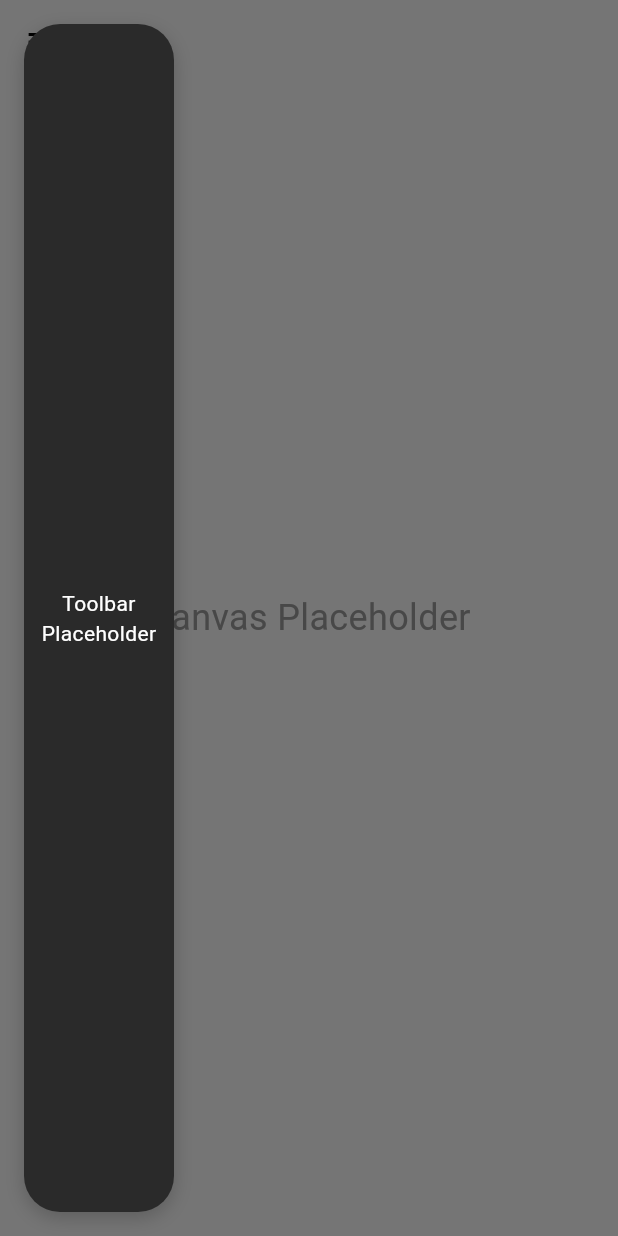
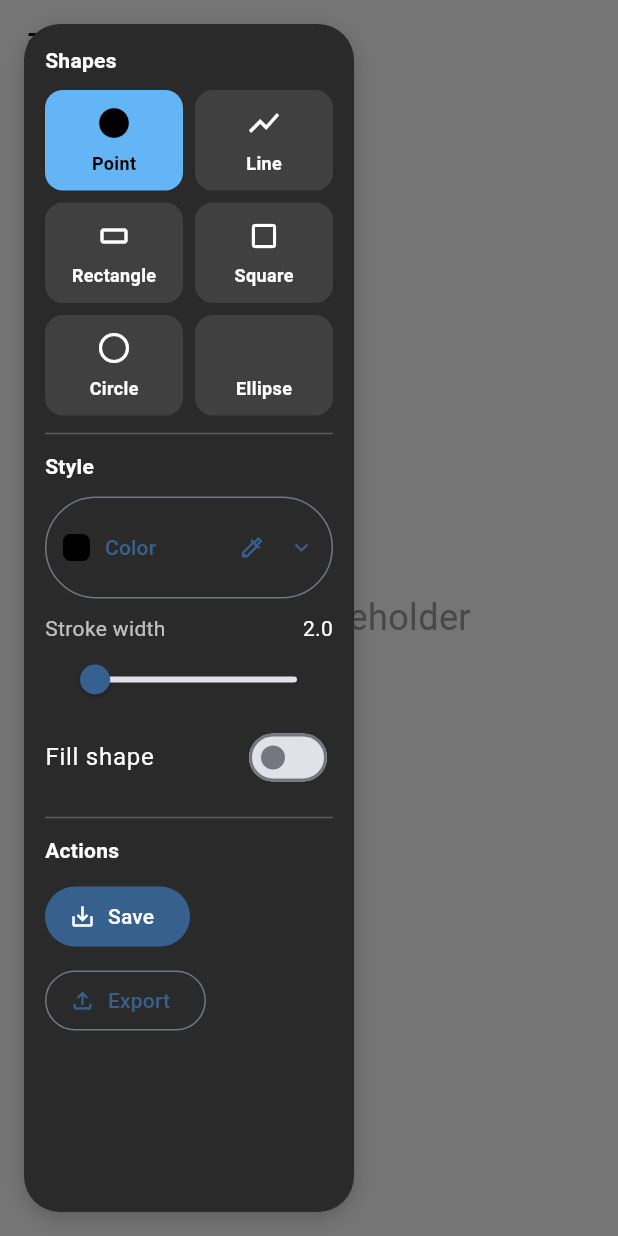
Before and after one commit to ntritran999/Drawing-App-MultiPlatform, a Flutter app: the screen it shows after launch, with the side drawer open, on a phone screen of 412 x 824 dp. Run offline on Flutter 3.47's test engine with Material 3 defaults, Android fonts, the phone set to English and light mode, and no system bars.

Commit message:
feat(toolbar): implement toolbar and button.

```diff
--- a/lib/main.dart
+++ b/lib/main.dart
@@ -1,4 +1,8 @@
 import 'package:flutter/material.dart';
+import 'package:provider/provider.dart';
+
+import 'package:drawing_app/providers/drawing_provider.dart';
+import 'package:drawing_app/widgets/toolbar.dart';
 
 void main() {
   runApp(const MyApp());
@@ -9,7 +13,9 @@ class MyApp extends StatelessWidget {
 
   @override
   Widget build(BuildContext context) {
-    return MaterialApp(
+    return ChangeNotifierProvider(
+      create: (_) => DrawingProvider(),
+      child: MaterialApp(
         title: 'Flutter Draw',
         debugShowCheckedModeBanner: false,
         theme: ThemeData(
@@ -17,6 +23,7 @@ class MyApp extends StatelessWidget {
           useMaterial3: true,
         ),
         home: const DrawingPage(),
+      ),
     );
   }
 }
@@ -28,26 +35,9 @@ class DrawingPage extends StatelessWidget {
   Widget build(BuildContext context) {
     final isDesktop = MediaQuery.of(context).size.width >= 600;
 
-    final toolbar = Container(
-      width: 100,
-      decoration: BoxDecoration(
-        color: const Color(0xFF2A2A2A),
-        borderRadius: BorderRadius.circular(24),
-        boxShadow: [
-          BoxShadow(
-            color: Colors.black.withOpacity(0.2),
-            blurRadius: 10,
-            offset: const Offset(0, 4),
-          ),
-        ],
-      ),
-      child: const Center(
-        child: Text(
-          'Toolbar\nPlaceholder',
-          textAlign: TextAlign.center,
-          style: TextStyle(color: Colors.white),
-        ),
-      ),
+    const toolbar = SizedBox(
+      width: 220,
+      child: DrawingToolbar(),
     );
 
     return Scaffold(
@@ -63,7 +53,7 @@ class DrawingPage extends StatelessWidget {
           ? null
           : Drawer(
               backgroundColor: Colors.transparent,
-              width: 132,
+              width: 252,
               child: SafeArea(
                 child: Padding(
                   padding: const EdgeInsets.only(left: 16, top: 16, bottom: 16, right: 16),
--- a/lib/providers/drawing_provider.dart
+++ b/lib/providers/drawing_provider.dart
@@ -18,6 +18,38 @@ class DrawingProvider extends ChangeNotifier {
     notifyListeners();
   }
 
+  void setShapeType(ShapeType type) {
+    if (currentType == type) {
+      return;
+    }
+    currentType = type;
+    notifyListeners();
+  }
+
+  void setColor(Color color) {
+    if (currentColor == color) {
+      return;
+    }
+    currentColor = color;
+    notifyListeners();
+  }
+
+  void setStrokeWidth(double width) {
+    if (currentWidth == width) {
+      return;
+    }
+    currentWidth = width;
+    notifyListeners();
+  }
+
+  void setIsFilled(bool value) {
+    if (isFilled == value) {
+      return;
+    }
+    isFilled = value;
+    notifyListeners();
+  }
+
   void undo() {
     if (_shapes.isNotEmpty) {
       _shapes.removeLast();
--- a/lib/widgets/color_picker.dart
+++ b/lib/widgets/color_picker.dart
@@ -0,0 +1,218 @@
+import 'package:flutter/material.dart';
+
+class ColorPickerButton extends StatelessWidget {
+	const ColorPickerButton({
+		super.key,
+		required this.selectedColor,
+		required this.onChanged,
+	});
+
+	final Color selectedColor;
+	final ValueChanged<Color> onChanged;
+
+	static const List<Color> _palette = [
+		Colors.black,
+		Colors.white,
+		Colors.red,
+		Colors.orange,
+		Colors.yellow,
+		Colors.green,
+		Colors.teal,
+		Colors.blue,
+		Colors.indigo,
+		Colors.pink,
+		Colors.brown,
+		Colors.grey,
+	];
+
+	@override
+	Widget build(BuildContext context) {
+		return OutlinedButton(
+			onPressed: () => _showPalette(context),
+			style: OutlinedButton.styleFrom(
+				padding: const EdgeInsets.symmetric(horizontal: 12, vertical: 10),
+			),
+			child: Row(
+				children: [
+					Container(
+						width: 18,
+						height: 18,
+						decoration: BoxDecoration(
+							color: selectedColor,
+							borderRadius: BorderRadius.circular(5),
+							border: Border.all(color: Colors.black26),
+						),
+					),
+					const SizedBox(width: 10),
+					const Text('Color'),
+					const Spacer(),
+					IconButton(
+						onPressed: () => _showCustomColorDialog(context),
+						tooltip: 'Pick on screen',
+						icon: const Icon(Icons.colorize_outlined),
+					),
+					const Icon(Icons.expand_more),
+				],
+			),
+		);
+	}
+
+	void _showPalette(BuildContext context) {
+		showModalBottomSheet<void>(
+			context: context,
+			showDragHandle: true,
+			builder: (context) {
+				return SafeArea(
+					child: Padding(
+						padding: const EdgeInsets.fromLTRB(16, 8, 16, 20),
+						child: Column(
+							mainAxisSize: MainAxisSize.min,
+							crossAxisAlignment: CrossAxisAlignment.start,
+							children: [
+								const Text(
+									'Pick a color',
+									style: TextStyle(fontSize: 16, fontWeight: FontWeight.w600),
+								),
+								const SizedBox(height: 12),
+								Wrap(
+									spacing: 10,
+									runSpacing: 10,
+									children: _palette
+											.map(
+												(color) => InkWell(
+													onTap: () {
+														onChanged(color);
+														Navigator.of(context).pop();
+													},
+													borderRadius: BorderRadius.circular(10),
+													child: Container(
+														width: 36,
+														height: 36,
+														decoration: BoxDecoration(
+															color: color,
+															borderRadius: BorderRadius.circular(10),
+															border: Border.all(
+																color: selectedColor == color ? Colors.blue : Colors.black26,
+																width: selectedColor == color ? 2 : 1,
+															),
+														),
+													),
+												),
+											)
+											.toList(),
+								),
+									const SizedBox(height: 14),
+									SizedBox(
+										width: double.infinity,
+										child: FilledButton.tonalIcon(
+											onPressed: () => _showCustomColorDialog(context),
+											icon: const Icon(Icons.colorize_outlined),
+											label: const Text('Pick Color On Screen'),
+										),
+									),
+							],
+						),
+					),
+				);
+			},
+		);
+	}
+
+		Future<void> _showCustomColorDialog(BuildContext context) async {
+			int red = selectedColor.red;
+			int green = selectedColor.green;
+			int blue = selectedColor.blue;
+
+			await showDialog<void>(
+				context: context,
+				builder: (context) {
+					return StatefulBuilder(
+						builder: (context, setState) {
+							final preview = Color.fromARGB(255, red, green, blue);
+
+							return AlertDialog(
+								title: const Text('Pick color on screen'),
+								content: SizedBox(
+									width: 320,
+									child: Column(
+										mainAxisSize: MainAxisSize.min,
+										children: [
+											Container(
+												width: double.infinity,
+												height: 56,
+												decoration: BoxDecoration(
+													color: preview,
+													borderRadius: BorderRadius.circular(10),
+													border: Border.all(color: Colors.black26),
+												),
+											),
+											const SizedBox(height: 10),
+											_SliderRow(
+												label: 'R',
+												value: red.toDouble(),
+												onChanged: (v) => setState(() => red = v.toInt()),
+											),
+											_SliderRow(
+												label: 'G',
+												value: green.toDouble(),
+												onChanged: (v) => setState(() => green = v.toInt()),
+											),
+											_SliderRow(
+												label: 'B',
+												value: blue.toDouble(),
+												onChanged: (v) => setState(() => blue = v.toInt()),
+											),
+										],
+									),
+								),
+								actions: [
+									TextButton(
+										onPressed: () => Navigator.of(context).pop(),
+										child: const Text('Cancel'),
+									),
+									FilledButton(
+										onPressed: () {
+											onChanged(preview);
+											Navigator.of(context).pop();
+										},
+										child: const Text('Apply'),
+									),
+								],
+							);
+						},
+					);
+				},
+			);
+		}
+}
+
+	class _SliderRow extends StatelessWidget {
+		const _SliderRow({
+			required this.label,
+			required this.value,
+			required this.onChanged,
+		});
+
+		final String label;
+		final double value;
+		final ValueChanged<double> onChanged;
+
+		@override
+		Widget build(BuildContext context) {
+			return Row(
+				children: [
+					SizedBox(width: 18, child: Text(label)),
+					Expanded(
+						child: Slider(
+							min: 0,
+							max: 255,
+							divisions: 255,
+							value: value,
+							onChanged: onChanged,
+						),
+					),
+					SizedBox(width: 36, child: Text(value.toInt().toString())),
+				],
+			);
+		}
+	}
--- a/lib/widgets/toolbar.dart
+++ b/lib/widgets/toolbar.dart
@@ -0,0 +1,307 @@
+import 'package:flutter/material.dart';
+import 'package:provider/provider.dart';
+
+import 'package:drawing_app/core/constants.dart';
+import 'package:drawing_app/providers/drawing_provider.dart';
+import 'package:drawing_app/widgets/color_picker.dart';
+
+class DrawingToolbar extends StatelessWidget {
+	const DrawingToolbar({super.key});
+
+	@override
+	Widget build(BuildContext context) {
+		return Consumer<DrawingProvider>(
+			builder: (context, drawing, _) {
+				return Container(
+					decoration: BoxDecoration(
+						color: const Color(0xFF2A2A2A),
+						borderRadius: BorderRadius.circular(24),
+						boxShadow: [
+							BoxShadow(
+								color: Colors.black.withOpacity(0.2),
+								blurRadius: 10,
+								offset: const Offset(0, 4),
+							),
+						],
+					),
+					child: SingleChildScrollView(
+						padding: const EdgeInsets.all(14),
+						child: Column(
+							crossAxisAlignment: CrossAxisAlignment.stretch,
+							children: [
+								_ShapesSection(
+									currentType: drawing.currentType,
+									onSelected: drawing.setShapeType,
+								),
+								const Divider(height: 24, color: Colors.white24),
+								_StyleSection(
+									selectedColor: drawing.currentColor,
+									strokeWidth: drawing.currentWidth,
+									isFilled: drawing.isFilled,
+									onColorChanged: drawing.setColor,
+									onStrokeChanged: drawing.setStrokeWidth,
+									onFillChanged: drawing.setIsFilled,
+								),
+								const Divider(height: 24, color: Colors.white24),
+								const _ActionsSection(),
+							],
+						),
+					),
+				);
+			},
+		);
+	}
+}
+
+class _ShapesSection extends StatelessWidget {
+	const _ShapesSection({
+		required this.currentType,
+		required this.onSelected,
+	});
+
+	final ShapeType currentType;
+	final ValueChanged<ShapeType> onSelected;
+
+	static const List<_ShapeItem> _items = [
+		_ShapeItem(type: ShapeType.point, label: 'Point', icon: Icons.circle),
+		_ShapeItem(type: ShapeType.line, label: 'Line', icon: Icons.show_chart),
+		_ShapeItem(type: ShapeType.rect, label: 'Rectangle', icon: Icons.crop_16_9),
+		_ShapeItem(type: ShapeType.square, label: 'Square', icon: Icons.crop_square),
+		_ShapeItem(type: ShapeType.circle, label: 'Circle', icon: Icons.radio_button_unchecked),
+		_ShapeItem(type: ShapeType.ellipse, label: 'Ellipse', icon: IconData(0x2B2D, fontFamily: "MaterialIcons")),
+	];
+
+	@override
+	Widget build(BuildContext context) {
+		return Column(
+			crossAxisAlignment: CrossAxisAlignment.start,
+			children: [
+				const _SectionTitle('Shapes'),
+				const SizedBox(height: 10),
+				Wrap(
+					spacing: 8,
+					runSpacing: 8,
+					children: _items
+							.map(
+								(item) => SizedBox(
+									width: 92,
+									child: _ShapeButton(
+										item: item,
+										isSelected: currentType == item.type,
+										onPressed: () => onSelected(item.type),
+									),
+								),
+							)
+							.toList(),
+				),
+			],
+		);
+	}
+}
+
+class _StyleSection extends StatelessWidget {
+	const _StyleSection({
+		required this.selectedColor,
+		required this.strokeWidth,
+		required this.isFilled,
+		required this.onColorChanged,
+		required this.onStrokeChanged,
+		required this.onFillChanged,
+	});
+
+	final Color selectedColor;
+	final double strokeWidth;
+	final bool isFilled;
+	final ValueChanged<Color> onColorChanged;
+	final ValueChanged<double> onStrokeChanged;
+	final ValueChanged<bool> onFillChanged;
+
+	@override
+	Widget build(BuildContext context) {
+		return Column(
+			crossAxisAlignment: CrossAxisAlignment.start,
+			children: [
+				const _SectionTitle('Style'),
+				const SizedBox(height: 10),
+				ColorPickerButton(
+					selectedColor: selectedColor,
+					onChanged: onColorChanged,
+				),
+				const SizedBox(height: 10),
+				Row(
+					mainAxisAlignment: MainAxisAlignment.spaceBetween,
+					children: [
+						const Text(
+							'Stroke width',
+							style: TextStyle(color: Colors.white70),
+						),
+						Text(
+							strokeWidth.toStringAsFixed(1),
+							style: const TextStyle(color: Colors.white),
+						),
+					],
+				),
+				Slider(
+					value: strokeWidth.clamp(1, 20),
+					min: 1,
+					max: 20,
+					divisions: 38,
+					label: strokeWidth.toStringAsFixed(1),
+					onChanged: onStrokeChanged,
+				),
+				SwitchListTile.adaptive(
+					value: isFilled,
+					contentPadding: EdgeInsets.zero,
+					title: const Text('Fill shape', style: TextStyle(color: Colors.white)),
+					onChanged: onFillChanged,
+				),
+			],
+		);
+	}
+}
+
+class _ActionsSection extends StatelessWidget {
+	const _ActionsSection();
+
+	@override
+	Widget build(BuildContext context) {
+		return Column(
+			crossAxisAlignment: CrossAxisAlignment.start,
+			children: [
+				const _SectionTitle('Actions'),
+				const SizedBox(height: 10),
+				FilledButton.icon(
+					onPressed: () {
+						ScaffoldMessenger.of(context).showSnackBar(
+							const SnackBar(content: Text('Save action layout is ready.')),
+						);
+					},
+					icon: const Icon(Icons.save_alt),
+					label: const Text('Save'),
+				),
+				const SizedBox(height: 8),
+				OutlinedButton.icon(
+					onPressed: () => _showExportOptions(context),
+					icon: const Icon(Icons.file_upload_outlined),
+					label: const Text('Export'),
+				),
+			],
+		);
+	}
+
+	void _showExportOptions(BuildContext context) {
+		showModalBottomSheet<void>(
+			context: context,
+			showDragHandle: true,
+			builder: (context) {
+				return SafeArea(
+					child: Padding(
+						padding: const EdgeInsets.fromLTRB(12, 8, 12, 12),
+						child: Column(
+							mainAxisSize: MainAxisSize.min,
+							children: [
+								ListTile(
+									leading: const Icon(Icons.image_outlined),
+									title: const Text('Export as PNG'),
+									onTap: () {
+										Navigator.of(context).pop();
+										ScaffoldMessenger.of(context).showSnackBar(
+											const SnackBar(content: Text('PNG export layout is ready.')),
+										);
+									},
+								),
+								ListTile(
+									leading: const Icon(Icons.photo_outlined),
+									title: const Text('Export as JPEG'),
+									onTap: () {
+										Navigator.of(context).pop();
+										ScaffoldMessenger.of(context).showSnackBar(
+											const SnackBar(content: Text('JPEG export layout is ready.')),
+										);
+									},
+								),
+							],
+						),
+					),
+				);
+			},
+		);
+	}
+}
+
+class _SectionTitle extends StatelessWidget {
+	const _SectionTitle(this.text);
+
+	final String text;
+
+	@override
+	Widget build(BuildContext context) {
+		return Text(
+			text,
+			style: const TextStyle(
+				color: Colors.white,
+				fontWeight: FontWeight.w700,
+				letterSpacing: 0.2,
+			),
+		);
+	}
+}
+
+class _ShapeItem {
+	const _ShapeItem({
+		required this.type,
+		required this.label,
+		required this.icon,
+	});
+
+	final ShapeType type;
+	final String label;
+	final IconData icon;
+}
+
+class _ShapeButton extends StatelessWidget {
+	const _ShapeButton({
+		required this.item,
+		required this.isSelected,
+		required this.onPressed,
+	});
+
+	final _ShapeItem item;
+	final bool isSelected;
+	final VoidCallback onPressed;
+
+	@override
+	Widget build(BuildContext context) {
+		final background = isSelected ? Colors.blue.shade300 : Colors.white10;
+		final foreground = isSelected ? Colors.black : Colors.white;
+
+		return Material(
+			color: background,
+			borderRadius: BorderRadius.circular(12),
+			child: InkWell(
+				onTap: onPressed,
+				borderRadius: BorderRadius.circular(12),
+				child: Padding(
+					padding: const EdgeInsets.symmetric(horizontal: 8, vertical: 10),
+					child: Column(
+						mainAxisSize: MainAxisSize.min,
+						children: [
+							Icon(item.icon, size: 24, color: foreground),
+							const SizedBox(height: 6),
+							Text(
+								item.label,
+								maxLines: 1,
+								overflow: TextOverflow.ellipsis,
+								style: TextStyle(
+									fontSize: 12,
+									fontWeight: FontWeight.w600,
+									color: foreground,
+								),
+							),
+						],
+					),
+				),
+			),
+		);
+	}
+}
```
Lines whose indentation alone changed are shown as unchanged.
